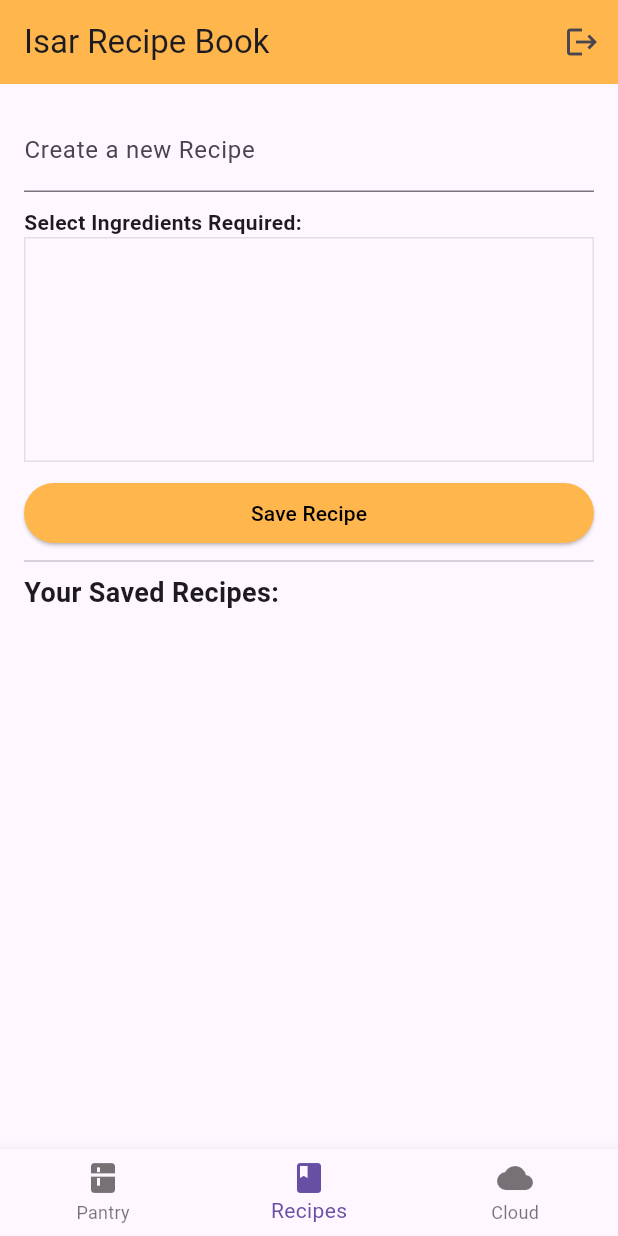
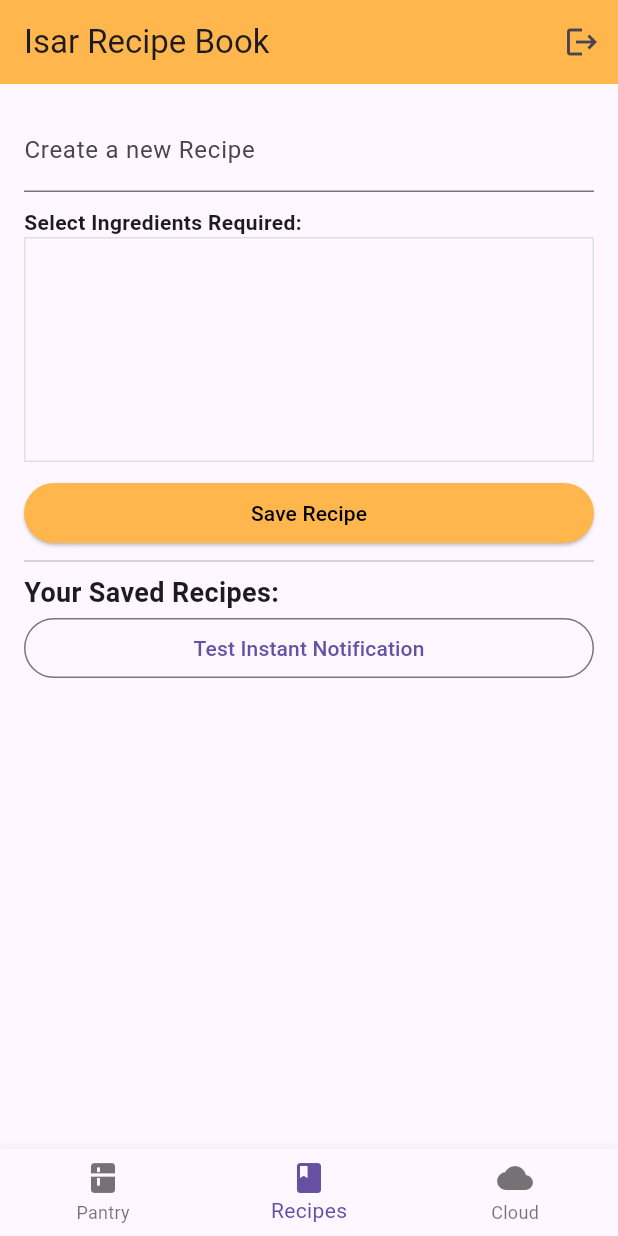
Before and after one commit to qyqystilllearning/ppb_fp_qyqy, a Flutter app: the screen it shows once a user with an empty profile is signed in, item 2 of the bottom bar chosen, on a phone screen of 412 x 824 dp. Run offline on Flutter 3.47's test engine with Material 3 defaults, Android fonts, the phone set to English and light mode, and no system bars; our stand-ins replace awesome_notifications, cloud_firestore, firebase_auth, firebase_core, isar; accounts and stored records are empty; generated files the repository leaves out were written again.

Commit message:
scheduled not scheduled notification

```diff
--- a/lib/main.dart
+++ b/lib/main.dart
@@ -291,6 +291,20 @@ class _RecipeBookHomeState extends State<RecipeBookHome> {
           ),
           Divider(),
           Text("Your Saved Recipes:", style: TextStyle(fontSize: 18, fontWeight: FontWeight.bold)),
+          OutlinedButton(
+            onPressed: () async {
+              await NotificationService.createNotification(
+                id: 1,
+                title: 'Cooking Timer',
+                body: 'Beep beep! Your food is ready!',
+                scheduled: false, // Changed to instant to test!
+              );
+              if (context.mounted) {
+                ScaffoldMessenger.of(context).showSnackBar(const SnackBar(content: Text('Instant notification triggered!')));
+              }
+            },
+            child: const Text('Test Instant Notification'),
+          ),
           Expanded(
             child: ListView.builder(
               itemCount: _recipes.length,
--- a/lib/services/notification_service.dart
+++ b/lib/services/notification_service.dart
@@ -1,7 +1,7 @@
 import 'package:awesome_notifications/awesome_notifications.dart';
 import 'package:flutter/material.dart';
 
-import '../main.dart'; // To access MyApp.navigatorKey later for Phase 6
+// import '../main.dart';
 
 class NotificationService {
   static Future<void> initializeNotification() async {
--- a/pubspec.yaml
+++ b/pubspec.yaml
@@ -41,7 +41,7 @@ dependencies:
   firebase_core: ^4.11.0
   cloud_firestore: ^6.6.0
   firebase_auth: ^6.5.3
-  awesome_notifications: 0.7.4+1
+  awesome_notifications: 0.12.0
 
 dev_dependencies:
   flutter_test:
```
Also changed, not shown: pubspec.lock, 2 other files.
